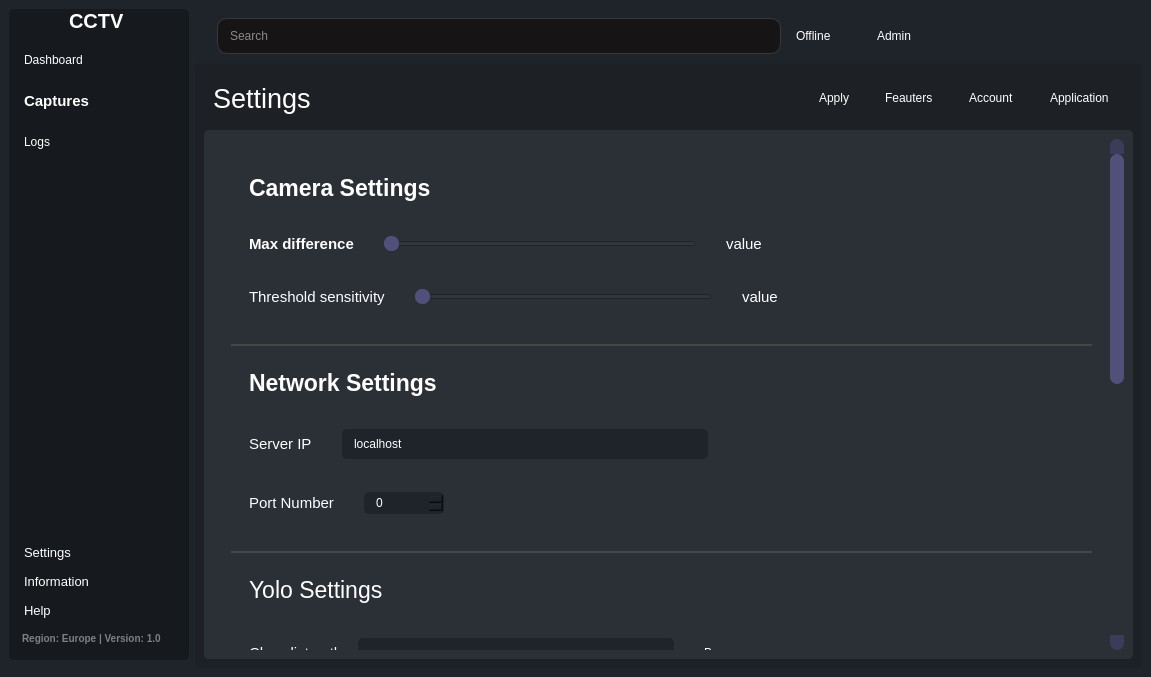
Qt form client/src/mainwindow.ui (MeirMeshulami/RT-Image-Processing) before a commit.
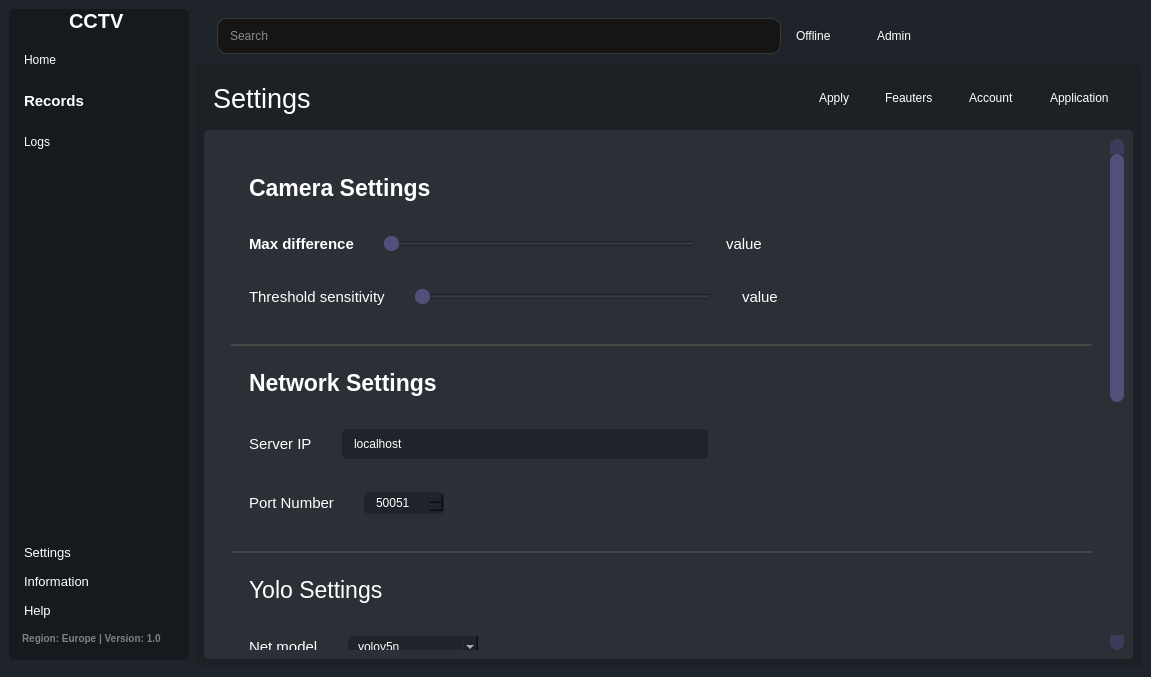
The same form after that commit. The open tabs and pages were chosen to show the change. Icons and pictures are not drawn. Custom widgets are drawn as their Qt base class.

The edit to the form file:
```diff
--- a/client/src/mainwindow.ui
+++ b/client/src/mainwindow.ui
@@ -356,7 +356,7 @@
                 <string notr="true"/>
                </property>
                <property name="text">
-                <string>Dashboard</string>
+                <string>Home</string>
                </property>
                <property name="icon">
                 <iconset resource="../resources.qrc">
@@ -393,7 +393,7 @@
                 <string>Data Analysis</string>
                </property>
                <property name="text">
-                <string>Captures</string>
+                <string>Records</string>
                </property>
                <property name="icon">
                 <iconset resource="../resources.qrc">
@@ -1529,7 +1529,13 @@
                    <enum>QLayout::SetDefaultConstraint</enum>
                   </property>
                   <item>
-                   <widget class="QWidget" name="flowGrid" native="true"/>
+                   <widget class="QWidget" name="flowGrid" native="true">
+                    <layout class="QHBoxLayout" name="horizontalLayout_22">
+                     <item>
+                      <widget class="VideoPlayer" name="videoPlayer"/>
+                     </item>
+                    </layout>
+                   </widget>
                   </item>
                  </layout>
                 </widget>
@@ -1787,9 +1793,9 @@
                      <property name="geometry">
                       <rect>
                        <x>0</x>
-                       <y>0</y>
-                       <width>534</width>
-                       <height>1142</height>
+                       <y>-564</y>
+                       <width>897</width>
+                       <height>1061</height>
                       </rect>
                      </property>
                      <layout class="QVBoxLayout" name="verticalLayout_19">
@@ -2133,6 +2139,9 @@
                                  <property name="maximum">
                                   <number>65535</number>
                                  </property>
+                                 <property name="value">
+                                  <number>50051</number>
+                                 </property>
                                 </widget>
                                </item>
                                <item>
@@ -2194,61 +2203,6 @@
                               </layout>
                              </widget>
                             </item>
-                            <item>
-                             <widget class="QFrame" name="frame_9">
-                              <property name="frameShape">
-                               <enum>QFrame::StyledPanel</enum>
-                              </property>
-                              <property name="frameShadow">
-                               <enum>QFrame::Raised</enum>
-                              </property>
-                              <layout class="QHBoxLayout" name="horizontalLayout_22">
-                               <property name="spacing">
-                                <number>15</number>
-                               </property>
-                               <item>
-                                <widget class="QLabel" name="label_13">
-                                 <property name="styleSheet">
-                                  <string notr="true">QLabel {
-    font-size: 11pt;
-}</string>
-                                 </property>
-                                 <property name="text">
-                                  <string>Class list path</string>
-                                 </property>
-                                </widget>
-                               </item>
-                               <item>
-                                <widget class="QLineEdit" name="lineEdit_2">
-                                 <property name="styleSheet">
-                                  <string notr="true">background-color:#1f232a;
-padding:3px 10px;</string>
-                                 </property>
-                                </widget>
-                               </item>
-                               <item>
-                                <widget class="QPushButton" name="pushButton_2">
-                                 <property name="text">
-                                  <string>Browse</string>
-                                 </property>
-                                </widget>
-                               </item>
-                               <item>
-                                <spacer name="horizontalSpacer_9">
-                                 <property name="orientation">
-                                  <enum>Qt::Horizontal</enum>
-                                 </property>
-                                 <property name="sizeHint" stdset="0">
-                                  <size>
-                                   <width>40</width>
-                                   <height>20</height>
-                                  </size>
-                                 </property>
-                                </spacer>
-                               </item>
-                              </layout>
-                             </widget>
-                            </item>
                             <item>
                              <widget class="QFrame" name="frame_10">
                               <property name="styleSheet">
@@ -2264,7 +2218,7 @@
                               </property>
                               <layout class="QHBoxLayout" name="horizontalLayout_23">
                                <property name="spacing">
-                                <number>15</number>
+                                <number>30</number>
                                </property>
                                <item>
                                 <widget class="QLabel" name="label_14">
@@ -2274,23 +2228,37 @@
 }</string>
                                  </property>
                                  <property name="text">
-                                  <string>Net path</string>
+                                  <string>Net model</string>
                                  </property>
                                 </widget>
                                </item>
                                <item>
-                                <widget class="QLineEdit" name="lineEdit_3">
+                                <widget class="QComboBox" name="netModelList">
+                                 <property name="minimumSize">
+                                  <size>
+                                   <width>130</width>
+                                   <height>0</height>
+                                  </size>
+                                 </property>
                                  <property name="styleSheet">
                                   <string notr="true">background-color:#1f232a;
 padding:3px 10px;</string>
                                  </property>
-                                </widget>
-                               </item>
-                               <item>
-                                <widget class="QPushButton" name="pushButton_3">
-                                 <property name="text">
-                                  <string>Browse</string>
-                                 </property>
+                                 <item>
+                                  <property name="text">
+                                   <string>yolov5n</string>
+                                  </property>
+                                 </item>
+                                 <item>
+                                  <property name="text">
+                                   <string>yolov5s</string>
+                                  </property>
+                                 </item>
+                                 <item>
+                                  <property name="text">
+                                   <string>yolov5m</string>
+                                  </property>
+                                 </item>
                                 </widget>
                                </item>
                                <item>
@@ -3082,6 +3050,11 @@
    <extends>QComboBox</extends>
    <header>CheckComboBox.h</header>
   </customwidget>
+  <customwidget>
+   <class>VideoPlayer</class>
+   <extends>QWidget</extends>
+   <header>VideoPlayer.h</header>
+  </customwidget>
  </customwidgets>
  <resources>
   <include location="../resources.qrc"/>
```
Left out of the diff: 59 changed lines with no effect on the pictures.
